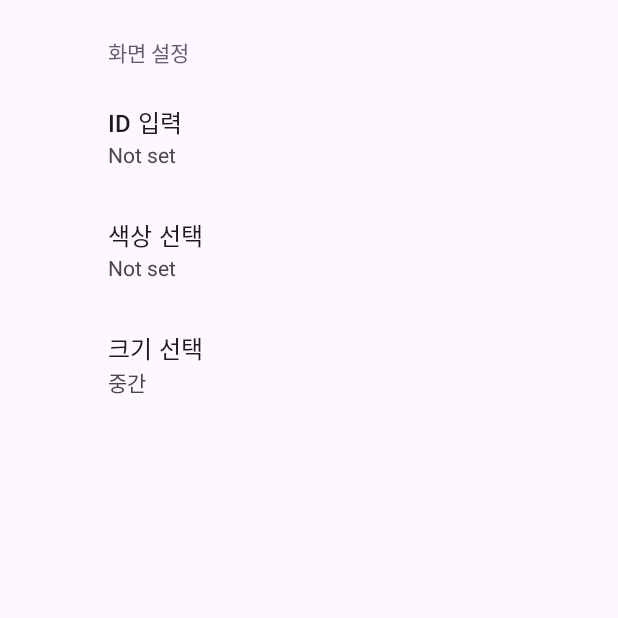
After one commit to 20210699/RunAway, an Android app: the MySettingsFragment screen opened directly, with no data from a screen before it, on a phone screen of 412 x 824 dp, the top half of it. The commit adds this screen. Run offline under Robolectric (Android 15) with nearby library versions, the light colour scheme and no system bars; our stand-ins replace androidx.preference.

Commit message:
[Feat] Setting, ch Design

```diff
--- a/app/build.gradle.kts
+++ b/app/build.gradle.kts
@@ -99,4 +99,7 @@ dependencies {
     implementation("com.tickaroo.tikxml:retrofit-converter:0.8.13")
     implementation("androidx.legacy:legacy-support-v4:1.0.0")
     kapt ("com.tickaroo.tikxml:processor:0.8.13") // kapt : 어노테이션과 같은 처리기
+
+    // setting 구현
+    implementation("androidx.preference:preference:1.2.1")
 }
--- a/app/src/main/AndroidManifest.xml
+++ b/app/src/main/AndroidManifest.xml
@@ -19,6 +19,9 @@
         android:supportsRtl="true"
         android:theme="@style/Theme.RunAway"
         tools:targetApi="31">
+        <activity
+            android:name=".SettingsActivity"
+            android:exported="false" />
         <activity
             android:name=".AddMemoActivity"
             android:exported="false" />
--- /dev/null
+++ b/app/src/main/java/com/example/runaway/MySettingsFragment.kt
@@ -0,0 +1,11 @@
+package com.example.runaway
+
+import android.os.Bundle
+import androidx.preference.PreferenceFragmentCompat
+
+class MySettingsFragment : PreferenceFragmentCompat() {
+
+    override fun onCreatePreferences(savedInstanceState: Bundle?, rootKey: String?) {
+        setPreferencesFromResource(R.xml.root_preferences, rootKey)
+    }
+}
--- /dev/null
+++ b/app/src/main/java/com/example/runaway/SettingsActivity.kt
@@ -0,0 +1,14 @@
+package com.example.runaway
+
+import android.os.Bundle
+import androidx.activity.enableEdgeToEdge
+import androidx.appcompat.app.AppCompatActivity
+import androidx.core.view.ViewCompat
+import androidx.core.view.WindowInsetsCompat
+
+class SettingsActivity : AppCompatActivity() {
+    override fun onCreate(savedInstanceState: Bundle?) {
+        super.onCreate(savedInstanceState)
+        setContentView(R.layout.activity_settings)
+    }
+}
--- /dev/null
+++ b/app/src/main/res/layout/activity_settings.xml
@@ -0,0 +1,6 @@
+<?xml version="1.0" encoding="utf-8"?>
+<fragment
+    xmlns:android="http://schemas.android.com/apk/res/android"
+    android:layout_width="match_parent"
+    android:layout_height="match_parent"
+    class="com.example.runaway.MySettingsFragment"/>
--- /dev/null
+++ b/app/src/main/res/values/arrays.xml
@@ -0,0 +1,29 @@
+<resources>
+    <!-- Reply Preference -->
+    <string-array name="my_color">
+        <item>빨강색</item>
+        <item>초록색</item>
+        <item>파란색</item>
+        <item>흰색</item>
+    </string-array>
+
+    <string-array name="my_color_values">
+        <item>#ff0000</item>
+        <item>#00ff00</item>
+        <item>#0000ff</item>
+        <item>#ffffff</item>
+    </string-array>
+
+    <string-array name="my_size">
+        <item>작게</item>
+        <item>중간</item>
+        <item>크게</item>
+    </string-array>
+
+    <string-array name="my_size_values">
+        <item>12.0f</item>
+        <item>16.0f</item>
+        <item>100.0f</item>
+    </string-array>
+
+</resources>
--- /dev/null
+++ b/app/src/main/res/xml/root_preferences.xml
@@ -0,0 +1,28 @@
+<PreferenceScreen xmlns:app="http://schemas.android.com/apk/res-auto">
+
+    <PreferenceCategory app:title="화면 설정">
+
+        <EditTextPreference
+            app:key="id"
+            app:title="ID 입력"
+            app:useSimpleSummaryProvider="true" />
+
+        <ListPreference
+            app:defaultValue="#00ff00"
+            app:entries="@array/my_color"
+            app:entryValues="@array/my_color_values"
+            app:key="color"
+            app:title="색상 선택"
+            app:useSimpleSummaryProvider="true" />
+
+        <ListPreference
+            app:defaultValue="16.0f"
+            app:entries="@array/my_size"
+            app:entryValues="@array/my_size_values"
+            app:key="size"
+            app:title="크기 선택"
+            app:useSimpleSummaryProvider="true" />
+
+    </PreferenceCategory>
+
+</PreferenceScreen>
--- a/gradle/libs.versions.toml
+++ b/gradle/libs.versions.toml
@@ -9,6 +9,7 @@ appcompat = "1.6.1"
 material = "1.11.0"
 activity = "1.8.0"
 constraintlayout = "2.1.4"
+preference = "1.2.1"
 
 [libraries]
 androidx-core-ktx = { group = "androidx.core", name = "core-ktx", version.ref = "coreKtx" }
@@ -19,6 +20,7 @@ androidx-appcompat = { group = "androidx.appcompat", name = "appcompat", version
 material = { group = "com.google.android.material", name = "material", version.ref = "material" }
 androidx-activity = { group = "androidx.activity", name = "activity", version.ref = "activity" }
 androidx-constraintlayout = { group = "androidx.constraintlayout", name = "constraintlayout", version.ref = "constraintlayout" }
+androidx-preference = { group = "androidx.preference", name = "preference", version.ref = "preference" }
 
 [plugins]
 androidApplication = { id = "com.android.application", version.ref = "agp" }
```
Also changed, not shown: app/src/main/java/com/example/runaway/BoardActivity.kt (+18 -0 lines), app/src/main/java/com/example/runaway/MainActivity.kt (+33 -0 lines), app/src/main/java/com/example/runaway/MemoActivity.kt (+21 -3 lines), app/src/main/res/layout/activity_board.xml (+20 -13 lines), app/src/main/res/layout/activity_memo.xml (+26 -17 lines), app/src/main/res/values/strings.xml (+14 -0 lines).
